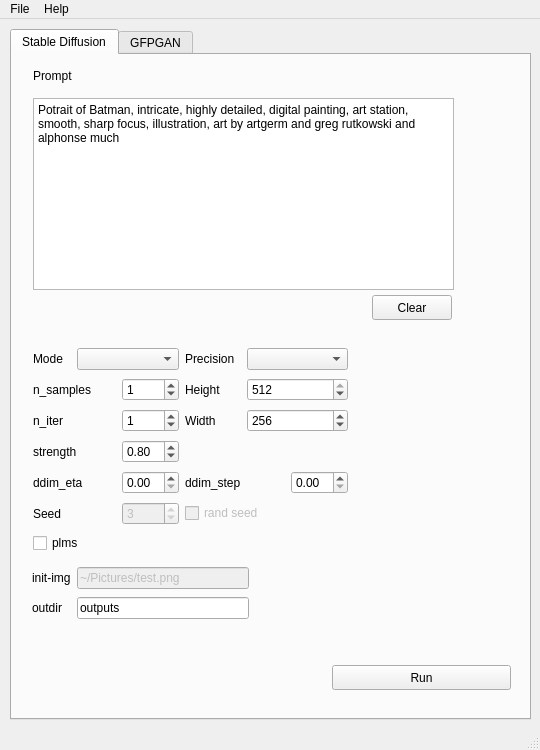
This is ui/promptcraft.ui in rcn8397/prompt-craft as Qt 5 draws it before an edit. The edited form follows.
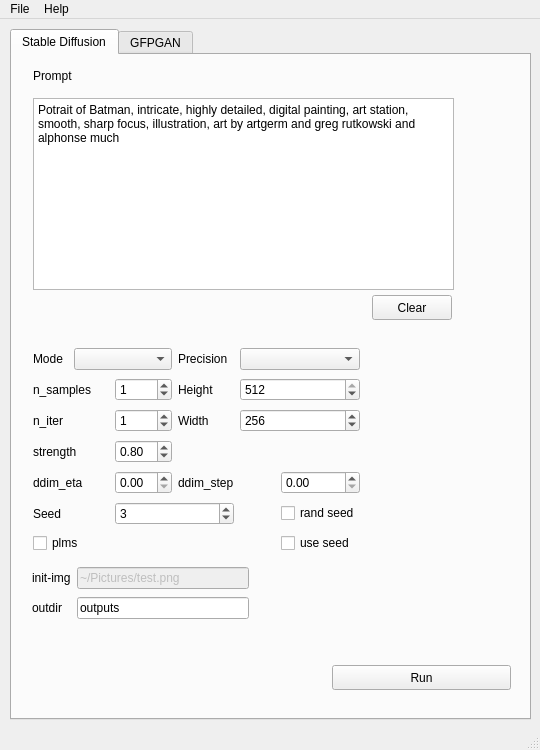
This is the edited form.

Commit message: added random seed support

```diff
--- a/ui/promptcraft.ui
+++ b/ui/promptcraft.ui
@@ -39,6 +39,9 @@
     </sizepolicy>
    </property>
    <widget class="QTabWidget" name="tabWidget">
+    <property name="enabled">
+     <bool>true</bool>
+    </property>
     <property name="geometry">
      <rect>
       <x>10</x>
@@ -72,7 +75,7 @@
        <rect>
         <x>21</x>
         <y>291</y>
-        <width>315</width>
+        <width>327</width>
         <height>216</height>
        </rect>
       </property>
@@ -219,26 +222,6 @@
          </property>
         </widget>
        </item>
-       <item row="5" column="2">
-        <widget class="QSpinBox" name="seed">
-         <property name="enabled">
-          <bool>false</bool>
-         </property>
-         <property name="value">
-          <number>3</number>
-         </property>
-        </widget>
-       </item>
-       <item row="5" column="3" colspan="2">
-        <widget class="QCheckBox" name="seed_val">
-         <property name="enabled">
-          <bool>false</bool>
-         </property>
-         <property name="text">
-          <string>rand seed</string>
-         </property>
-        </widget>
-       </item>
        <item row="6" column="0" colspan="2">
         <widget class="QCheckBox" name="plms">
          <property name="text">
@@ -246,6 +229,36 @@
          </property>
         </widget>
        </item>
+       <item row="5" column="5">
+        <widget class="QCheckBox" name="rand_seed">
+         <property name="enabled">
+          <bool>true</bool>
+         </property>
+         <property name="text">
+          <string>rand seed</string>
+         </property>
+        </widget>
+       </item>
+       <item row="5" column="2" colspan="2">
+        <widget class="QSpinBox" name="seed">
+         <property name="enabled">
+          <bool>true</bool>
+         </property>
+         <property name="value">
+          <number>3</number>
+         </property>
+        </widget>
+       </item>
+       <item row="6" column="5">
+        <widget class="QCheckBox" name="use_seed">
+         <property name="enabled">
+          <bool>true</bool>
+         </property>
+         <property name="text">
+          <string>use seed</string>
+         </property>
+        </widget>
+       </item>
       </layout>
      </widget>
      <widget class="QLabel" name="label_4">
```
The commit also changes 2 other files.
